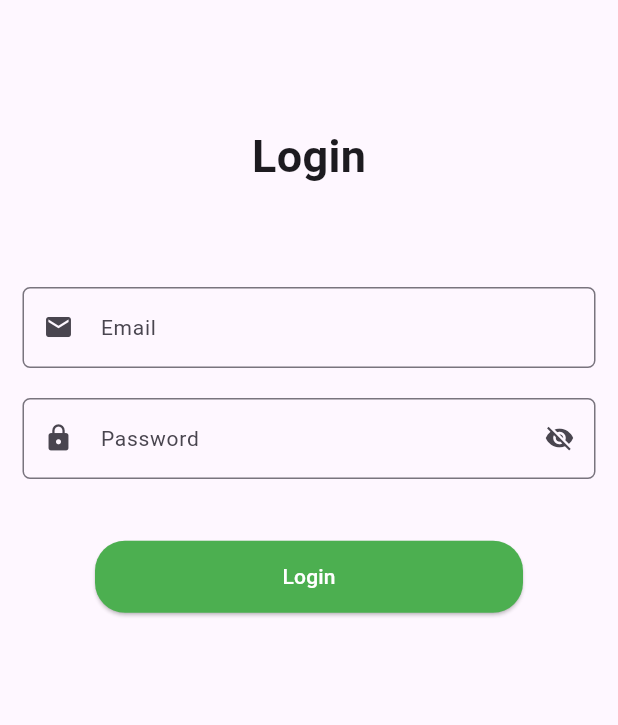
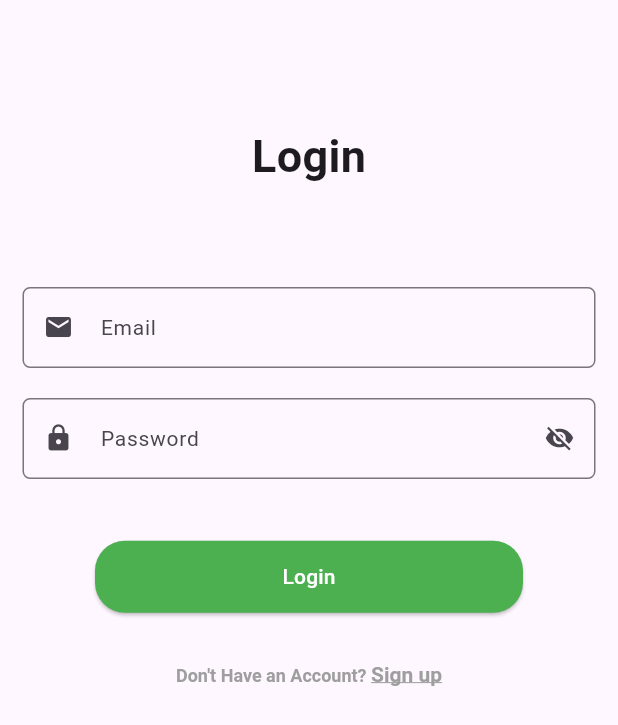
Before and after one commit to JamesdominicR/video-app, a Flutter app: the screen it shows after launch, on a phone screen of 412 x 824 dp. Shown: the top 725 px of the screen. Run offline on Flutter 3.47's test engine with Material 3 defaults, Android fonts, the phone set to English and light mode, and no system bars; our stand-ins replace firebase_auth, firebase_core, fluttertoast; missing offline and left inert: agora_uikit; accounts and stored records are empty.

Commit message:
registreen feature added

```diff
--- a/lib/core/settings.dart
+++ b/lib/core/settings.dart
@@ -1,4 +1,4 @@
 class Settings {
- static const appId = "f1e0bcd66b544800aa43d3e05e87a618";
- static const token = "007eJxTYNBKUu+J9p03P4zrcnvdv9s7us39VjI94tK4Eb7qWcA2j34FhjTDVIOk5BQzsyRTExMLA4PERBPjFONUA9NUC/NEM0OL9377UxsCGRk8K54xMjJAIIjPzVCSWlzinJGYl5eaw8AAACwSIoQ=";
+ static const appId = "3d65c79271184eaaa3afd3956dbaca5e";
+ static const token = "007eJxTYLgwibtq/wZpy1aJuoBLVa3vXlw/yBCUnz9dNvTyncfbFwkqMBinmJkmm1samRsaWpikJiYmGiempRhbmpqlJCUmJ5qmTgrYl9oQyMjAxj6TkZEBAkF8boaS1OKS5IzEvLzUHAYGAIJTIxA=";
 }
--- a/lib/core/string_constants.dart
+++ b/lib/core/string_constants.dart
@@ -3,10 +3,18 @@
 class StringConstants {
   static const String LOGIN = "Login";
   static const String EMAIL = "Email";
-  static const String PLEASE_ENTER_EMAIL = "Plese enter email";
+  static const String PLEASE_ENTER_EMAIL = "Please enter email";
   static const String PASSWORD = "Password";
-  static const String PLEASE_ENTER_PASSWORD = "Plese enter password";
+  static const String CONFIRM_PASSWORD = "Confirm Password";
+  static const String PLEASE_ENTER_PASSWORD = "Please enter password";
+  static const String PLEASE_ENTER_CONFIRM_PASSWORD = "Please enter confirm password";
   static const String VIDEO_CONFERENCE = "Video Conference";
   static const String START_VIDEO_CALL = "Start video call";
   static const String SIGN_OUT = "Sign out";
+  static const String REGISTER = "Register";
+  static const String SIGN_UP = "Sign up";
+  static const String DONT_HAVE_ACCOUNT = "Don't Have an Account?\t";
+  static const String PASSWORD_NOT_MATCH = "Password not matching";
+  static const String REGISTRATION_FAILED = "Registration failed";
+  static const String LOGIN_FAILED = "Login failed";
 }
--- a/lib/main.dart
+++ b/lib/main.dart
@@ -1,5 +1,6 @@
 import 'package:firebase_core/firebase_core.dart';
 import 'package:flutter/material.dart';
+import 'package:machine_test_video_app/provider/register_provider.dart';
 import 'package:machine_test_video_app/provider/video_call_provider.dart';
 import 'package:machine_test_video_app/provider/login_provider.dart';
 import 'package:machine_test_video_app/view/screens/login_screen.dart';
@@ -22,6 +23,7 @@ class MyApp extends StatelessWidget {
       providers: [
         ChangeNotifierProvider<LoginProvider>(create: (context) => LoginProvider()),
         ChangeNotifierProvider(create: (context) => VideoCallProvider()),
+        ChangeNotifierProvider(create: (context) => RegisterProvider()),
         ],
       child: MaterialApp(
         debugShowCheckedModeBanner: false,
--- /dev/null
+++ b/lib/provider/register_provider.dart
@@ -0,0 +1,53 @@
+import 'dart:developer';
+
+import 'package:firebase_auth/firebase_auth.dart';
+import 'package:flutter/cupertino.dart';
+
+class RegisterProvider extends ChangeNotifier {
+  final emailController = TextEditingController();
+  final passwordController = TextEditingController();
+  final confirmPasswordController = TextEditingController();
+  final GlobalKey<FormState> formKey = GlobalKey<FormState>();
+  FirebaseAuth auth = FirebaseAuth.instance;
+  bool isLoading = false;
+  bool passwordHidden = true;
+  bool confirmPasswordHidden = true;
+
+  void togglePasswordView() {
+    passwordHidden = !passwordHidden;
+    notifyListeners();
+  }
+
+  void toggleConfirmPasswordView() {
+    confirmPasswordHidden = !confirmPasswordHidden;
+    notifyListeners();
+  }
+
+  Future<bool> register() async {
+    isLoading = true;
+    notifyListeners();
+    UserCredential? user = await auth.createUserWithEmailAndPassword(email: emailController.text, password: passwordController.text);
+    try {
+      isLoading = false;
+      notifyListeners();
+      if(user.additionalUserInfo?.isNewUser == true) {
+        notifyListeners();
+        textFieldClear();
+        return Future.value(true);
+      }
+    }
+    on FirebaseAuthException catch(e) {
+      isLoading = false;
+      notifyListeners();
+      log(e.toString());
+      return Future.value(false);
+    }
+    return Future.value(false);
+  }
+
+  void textFieldClear() {
+    emailController.clear();
+    passwordController.clear();
+    confirmPasswordController.clear();
+  }
+}
--- a/lib/provider/video_call_provider.dart
+++ b/lib/provider/video_call_provider.dart
@@ -1,18 +1,21 @@
 import 'package:agora_uikit/agora_uikit.dart';
 import 'package:flutter/material.dart';
 import 'package:machine_test_video_app/core/settings.dart';
+import 'package:machine_test_video_app/provider/login_provider.dart';
 
 class VideoCallProvider extends ChangeNotifier {
-final client = AgoraClient(
+  String? userName = "";
+  late AgoraClient client;
+
+  Future<void> initializeAgora() async {
+     client = AgoraClient(
       agoraConnectionData: AgoraConnectionData(
         appId: Settings.appId,
-     channelName: 'testchannel',
+        channelName: 'testChannel',
         tempToken: Settings.token,
+        username: userName,
       ),
     );
-
- Future<void> initializeAgora() async {
     await client.initialize();
   }
-
 }
--- a/lib/view/screens/login_screen.dart
+++ b/lib/view/screens/login_screen.dart
@@ -1,7 +1,10 @@
+import 'package:flutter/gestures.dart';
 import 'package:flutter/material.dart';
+import 'package:fluttertoast/fluttertoast.dart';
 import 'package:machine_test_video_app/core/string_constants.dart';
 import 'package:machine_test_video_app/provider/login_provider.dart';
 import 'package:machine_test_video_app/view/screens/home_screen.dart';
+import 'package:machine_test_video_app/view/screens/register_screen.dart';
 import 'package:machine_test_video_app/view/widgets/common_button.dart';
 import 'package:machine_test_video_app/view/widgets/common_input_box.dart';
 import 'package:provider/provider.dart';
@@ -15,13 +18,15 @@ class LoginScreen extends StatelessWidget {
     return Scaffold(
       body: SafeArea(
         child: SingleChildScrollView(
-          child: Consumer<LoginProvider>(
-            builder: (context,loginProvider,_) {
-            return loginProvider.isLoading == true
-            ? const Center(child: CircularProgressIndicator())
-            : Padding(
-              padding: EdgeInsets.only(left: 15,right: 15,top: screenHeight * 0.10),
-              child: Form(
+          child: Padding(
+            padding: EdgeInsets.only(left: 15,right: 15,top: screenHeight * 0.10),
+            child: Consumer<LoginProvider>(
+              builder: (context,loginProvider,_) {
+              return loginProvider.isLoading == true
+              ? const Align(
+                alignment: Alignment.center,
+                  child: CircularProgressIndicator(color: Colors.green))
+              : Form(
                 key: loginProvider.formKey,
                 child: Column(
                   children: <Widget>[
@@ -69,22 +74,44 @@ class LoginScreen extends StatelessWidget {
                       ),
                       SizedBox(height: screenHeight * 0.05),
                     CommonButton(
-                      title: "Login",
+                      title: StringConstants.LOGIN,
                       backgroundColor: Colors.green,
                       onPressed: () {
                         if(loginProvider.formKey.currentState?.validate() == true) {
-                           loginProvider.login(context).then((value) => value == true
-                        ? Navigator.push(context, MaterialPageRoute(builder: (context) => const HomeScreen()))
-                        : const IgnorePointer(),
+                           loginProvider.login().then((value) => value == true
+                        ? Navigator.pushReplacement(context, MaterialPageRoute(builder: (context) => HomeScreen(userName: loginProvider.emailController.text)))
+                        : Fluttertoast.showToast(msg: StringConstants.LOGIN_FAILED),
                         );
                         }
                       },
                       ),
+                    SizedBox(height: screenHeight * 0.04),
+                     RichText(
+                      text: TextSpan(
+                          text: StringConstants.DONT_HAVE_ACCOUNT,
+                          style: const TextStyle(
+                            color: Colors.grey,
+                            fontWeight: FontWeight.w600,
+                            fontSize: 12,
+                          ),
+                          children: [
+                            TextSpan(
+                                text: StringConstants.SIGN_UP,
+                                style: const TextStyle(
+                                    fontSize: 14,
+                                    fontWeight: FontWeight.w600,
+                                    decoration: TextDecoration.underline),
+                                recognizer: TapGestureRecognizer()
+                                  ..onTap = () {
+                                    Navigator.push(context, MaterialPageRoute(builder: (context) => const RegisterScreen()));
+                                  }),
+                          ]),
+                    ),
                   ],
                 ),
-              ),
-            );
-            }
+              );
+              }
+            ),
           ),
         ),
       ),
--- a/pubspec.yaml
+++ b/pubspec.yaml
@@ -40,6 +40,8 @@ dependencies:
   firebase_core: ^2.25.3
   google_sign_in: ^6.2.1
   agora_uikit: ^1.3.7
+  fluttertoast: ^8.1.1
+  agora_rtc_engine: ^6.2.6
 
 dev_dependencies:
   flutter_test:
```
Also changed, not shown: lib/provider/login_provider.dart (+20 -14 lines), lib/view/screens/home_screen.dart (+7 -3 lines), lib/view/screens/register_screen.dart (added, +128 -0 lines), lib/view/screens/video_call_screen.dart (+7 -2 lines), pubspec.lock, 2 other files. Lines whose indentation alone changed are shown as unchanged.
